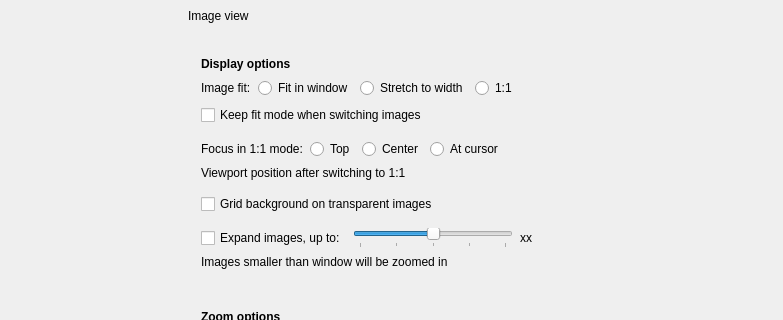
The window that qimgv/gui/dialogs/settingsdialog.ui (do-i/thumbgrid) describes before a commit, drawn with Qt 5; both pictures show x 0 to 783 and y 0 to 320 of the 783 by 741 pixel window.
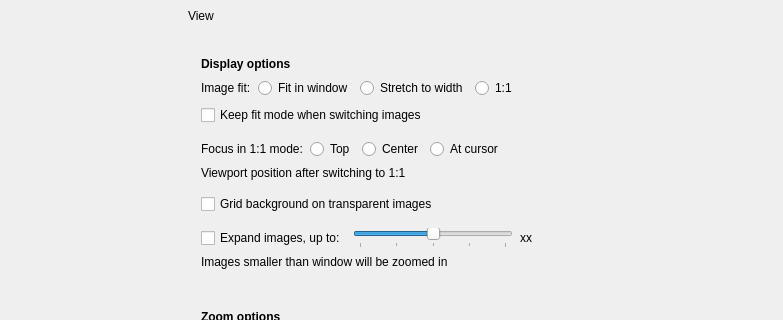
The same window after the commit. The open tabs and pages were chosen to show the change. Custom widgets are drawn as their Qt base class.

```diff
--- a/qimgv/gui/dialogs/settingsdialog.ui
+++ b/qimgv/gui/dialogs/settingsdialog.ui
@@ -1862,7 +1862,7 @@
                <rect>
                 <x>0</x>
                 <y>0</y>
-                <width>557</width>
+                <width>593</width>
                 <height>876</height>
                </rect>
               </property>
@@ -1888,7 +1888,7 @@
                   <string notr="true">SHeaderText</string>
                  </property>
                  <property name="text">
-                  <string>Image view</string>
+                  <string>View</string>
                  </property>
                 </widget>
                </item>
```
Left out of the diff: 12 changed lines with no effect on the pictures.
